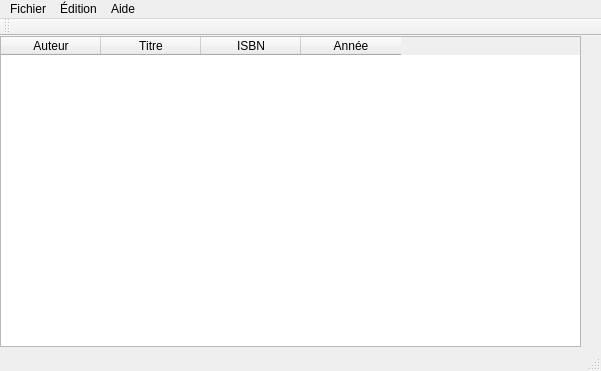
First picture: the form in mainwindow.ui, repository GHCamille/bibliotheque, before the edit.
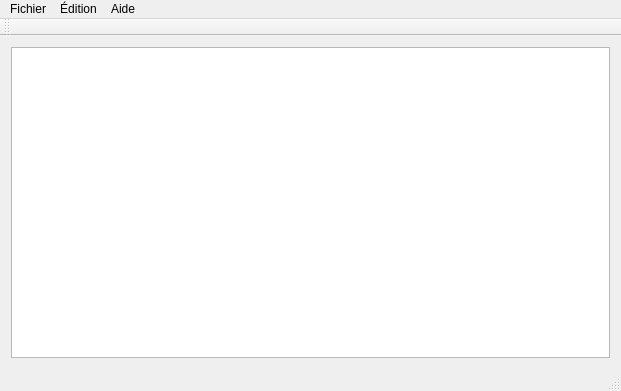
Second picture: the form after the edit.

What changed in the file:
```diff
--- a/mainwindow.ui
+++ b/mainwindow.ui
@@ -6,8 +6,8 @@
    <rect>
     <x>0</x>
     <y>0</y>
-    <width>601</width>
-    <height>371</height>
+    <width>621</width>
+    <height>390</height>
    </rect>
   </property>
   <property name="windowTitle">
@@ -19,10 +19,15 @@
    </property>
    <property name="maximumSize">
     <size>
-     <width>592</width>
-     <height>315</height>
+     <width>16777215</width>
+     <height>16777215</height>
     </size>
    </property>
+   <layout class="QHBoxLayout" name="horizontalLayout">
+    <property name="sizeConstraint">
+     <enum>QLayout::SetNoConstraint</enum>
+    </property>
+    <item>
    <widget class="QTableWidget" name="tableWidget">
     <property name="enabled">
      <bool>true</bool>
@@ -45,34 +50,16 @@
     <attribute name="verticalHeaderCascadingSectionResizes">
      <bool>true</bool>
     </attribute>
-    <column>
-     <property name="text">
-      <string>Auteur</string>
-     </property>
-    </column>
-    <column>
-     <property name="text">
-      <string>Titre</string>
-     </property>
-    </column>
-    <column>
-     <property name="text">
-      <string>ISBN</string>
-     </property>
-    </column>
-    <column>
-     <property name="text">
-      <string>Année</string>
-     </property>
-    </column>
-   </widget>
+     </widget>
+    </item>
+   </layout>
   </widget>
   <widget class="QMenuBar" name="menuBar">
    <property name="geometry">
     <rect>
      <x>0</x>
      <y>0</y>
-     <width>601</width>
+     <width>621</width>
      <height>21</height>
     </rect>
    </property>
```
Lines whose indentation alone changed are shown as unchanged.
